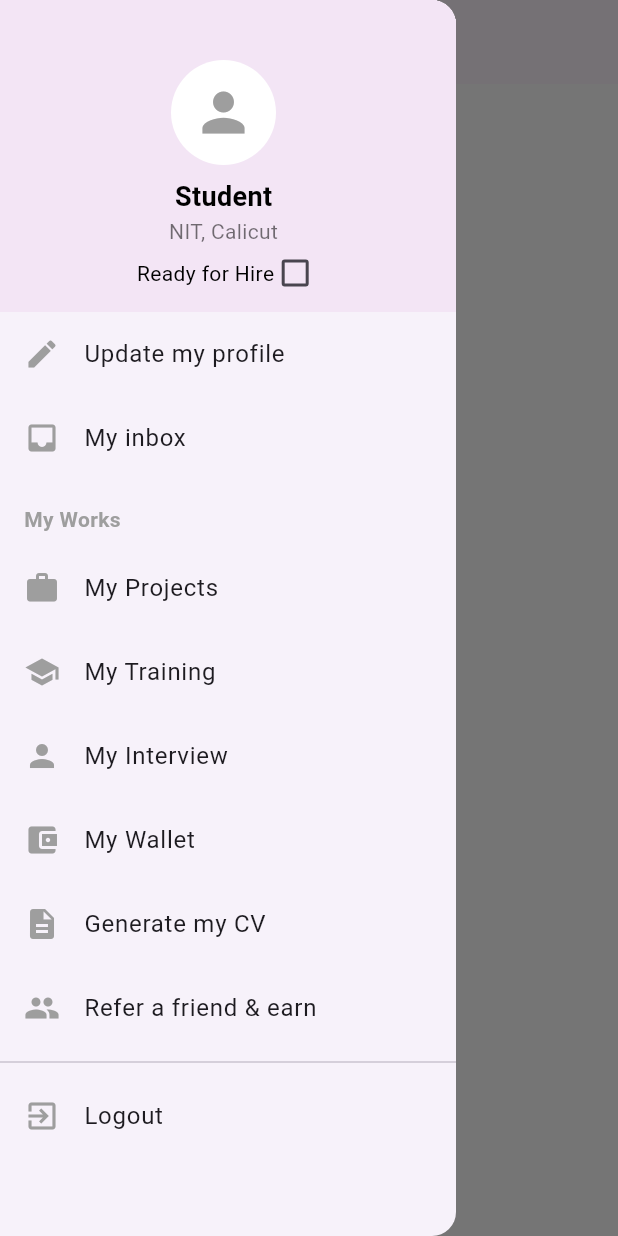
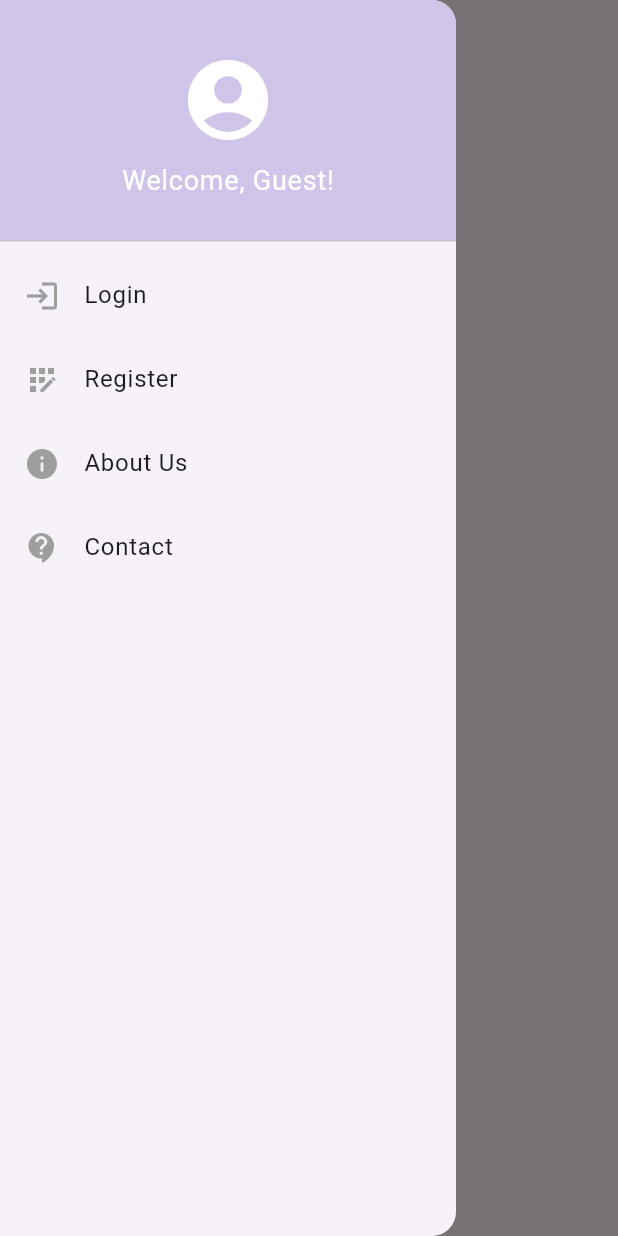
Before and after one commit to fokaz-c/Navigation_Drawer, a Flutter app: the screen it shows after launch, with the side drawer open, on a phone screen of 412 x 824 dp. Run offline on Flutter 3.47's test engine with Material 3 defaults, Android fonts, the phone set to English and light mode, and no system bars; our stand-ins replace cloud_firestore, firebase_core, firebase_storage; accounts and stored records are empty.

Commit message:
added a factory class to build the widgets and a guest navbar also added a UserDataService to manage all the user data we get from the cloud database

```diff
--- /dev/null
+++ b/lib/customWidgets/navbar/Factory/navbar_factory.dart
@@ -0,0 +1,21 @@
+import 'package:flutter/material.dart';
+import '../../../models/User.dart';
+import '../Implementations/studentNavbar.dart';
+import '../Implementations/guestNavbar.dart';
+import '../Interface/navigationDrawer.dart';
+
+class NavigationDrawerFactory {
+  static Future<CustomNavigationDrawer> createNavigationDrawer(User user) {
+    switch (user.role.toLowerCase()) {
+      case 'student':
+        return Future.value(StudentNavbar(
+          userRole: user.role,
+          institution: user.institution,
+          initialReadyForHire: user.readyForHire,
+          profilePicture: user.profilePictureUrl, // Pass the profile picture URL here
+        ));
+      default:
+        return Future.value(GuestNavbar());
+    }
+  }
+}
--- a/lib/customWidgets/navbar/Interface/customNavigationDrawer.dart
+++ b/lib/customWidgets/navbar/Interface/customNavigationDrawer.dart
@@ -1,6 +1,6 @@
 import 'package:flutter/material.dart';
 
-const Color kHeaderBackgroundColor = Color(0xFFF3E5F5);
+const Color kHeaderBackgroundColor = Color(0xFFD1C4E9);
 const Color kIconColor = Colors.grey;
 const Color kTextColor = Colors.black;
 const Color kSubtitleColor = Colors.black54;
--- a/lib/main.dart
+++ b/lib/main.dart
@@ -1,99 +1,78 @@
-import 'package:cloud_firestore/cloud_firestore.dart';
-import 'package:firebase_core/firebase_core.dart';
 import 'package:flutter/material.dart';
 import 'package:flutter_application_1/providers/firebaseProvider.dart';
+import 'package:flutter_application_1/services/UserDataService.dart';
 import 'package:provider/provider.dart';
+import 'customWidgets/navbar/Factory/navbar_factory.dart';
+import 'customWidgets/navbar/Interface/navigationDrawer.dart';
+import 'models/User.dart';
 
-import 'customWidgets/navbar/studentNavbar.dart';
-import 'firebase_options.dart';
-
-void main() {
-  runApp(ChangeNotifierProvider(
-    create: (context) {
-      return FirebaseProvider();
-    },
-    builder: (context, child) {
-      return MyApp();
-    },
-  ));
+void main() async {
+  WidgetsFlutterBinding.ensureInitialized();
+  final firebaseProvider = FirebaseProvider();
+  await firebaseProvider.initialize();
+  runApp(
+    ChangeNotifierProvider.value(
+      value: firebaseProvider,
+      child: MyApp(),
+    ),
+  );
 }
 
 class MyApp extends StatelessWidget {
-
-  Future<void> initFirebase(BuildContext context) async {
-   var firebaseApp =  await Firebase.initializeApp(
-      options: DefaultFirebaseOptions.currentPlatform,
-    );
-   print("Done Initializing firebase\ninitializing firestore");
-   var fs = FirebaseFirestore.instanceFor(app: firebaseApp);
-   var fbp = Provider.of<FirebaseProvider>(context, listen: false);
-   fbp.firebaseApp = firebaseApp;
-   fbp.firebaseFirestore = fs;
-
-   print("Firebase is ready!");
-
-  }
-
   @override
   Widget build(BuildContext context) {
     return MaterialApp(
-      title: 'Nav Drawer Example',
-      theme: ThemeData(
-        primarySwatch: Colors.blue,
-        scaffoldBackgroundColor: Colors.white,
-      ),
-      home: FutureBuilder(
-        future: initFirebase(context),
-        builder: (context, snapshot) {
-          if (snapshot.connectionState == ConnectionState.done) {
-            return HomePage();
-          }
-          return const Text("Loading Firebase");
-        },
-      ),
+      title: 'My App',
+      home: MyHomePage(userId: 'abc1'),
     );
   }
 }
 
-class HomePage extends StatelessWidget {
+//TODO:Profile picture stuff
 
-  static bool isReady = false;
-  final studentNavbar = StudentNavbar(
-      userRole: 'Student',
-      institution: 'NIT, Calicut',
-      initialReadyForHire: false
-  );
+class MyHomePage extends StatelessWidget {
+  final String userId;
+
+  MyHomePage({required this.userId});
 
   @override
   Widget build(BuildContext context) {
-    return Scaffold(
-      appBar: AppBar(
-        title: Text('Home'),
-      ),
-      drawer: studentNavbar.build(context),
-      body: Center(
-        child: Column(children: [
-          TextButton(onPressed: () async {
-            FirebaseProvider fb = Provider.of<FirebaseProvider>(context,listen: false);
-            var fs = fb.firebaseFirestore;
-            if(fs == null) {
-              print("FS is null");
-              return;
-            }
-            var coll = await fs.collection("User").get();
-            print("object");
-            for(var dd in coll.docs){
-              print(dd.id);
-            }
+    final firebaseProvider = Provider.of<FirebaseProvider>(context, listen: false);
 
-            await fs.collection("User").add({
-              "role" : "Student",
-              "institute": "NITA",
-              "readyForHire": isReady
-            });
-          }, child: const Text("Add dummy data")),
-          const Text('Main Content Area')],),
-      ),
+    return FutureBuilder<User>(
+      future: UserDataService.fetchUserData(userId, firebaseProvider),
+      builder: (context, snapshot) {
+        if (snapshot.connectionState == ConnectionState.waiting) {
+          return Scaffold(body: Center(child: CircularProgressIndicator()));
+        } else if (snapshot.hasError) {
+          return Scaffold(body: Center(child: Text('Error: ${snapshot.error}')));
+        } else if (!snapshot.hasData) {
+          return Scaffold(body: Center(child: Text('User data not found')));
+        } else {
+          final user = snapshot.data!;
+          // Call the createNavigationDrawer method with the User object
+          return FutureBuilder<CustomNavigationDrawer>(
+            future: NavigationDrawerFactory.createNavigationDrawer(user),
+            builder: (context, drawerSnapshot) {
+              if (drawerSnapshot.connectionState == ConnectionState.waiting) {
+                return Scaffold(body: Center(child: CircularProgressIndicator()));
+              } else if (drawerSnapshot.hasError) {
+                return Scaffold(body: Center(child: Text('Error: ${drawerSnapshot.error}')));
+              } else {
+                final drawer = drawerSnapshot.data;
+
+                return Scaffold(
+                  appBar: AppBar(title: Text('My App')),
+                  drawer: drawer?.build(context), // Use the drawer.build here
+                  body: Center(
+                    child: Text('Welcome, ${user.role}!'),
+                  ),
+                );
+              }
+            },
+          );
+        }
+      },
     );
   }
 }
--- a/lib/models/User.dart
+++ b/lib/models/User.dart
@@ -1,15 +1,49 @@
-import 'dart:core';
-
-class User{
-  final String role;
-  final String institute;
+class User {
+  final String id;
+  final String role; // Consider changing this to an enum if you have fixed roles
+  final String institution;
   final bool readyForHire;
-  final String? profilePicture;
+  final String? profilePictureUrl;
 
   User({
+    required this.id,
     required this.role,
-    required this.institute,
+    this.institution = '',
     this.readyForHire = false,
-    this.profilePicture
+    this.profilePictureUrl,
   });
+
+  factory User.fromMap(String id, Map<String, dynamic> data) {
+    return User(
+      id: id,
+      role: data['role'] ?? 'guest',
+      institution: data['institution'] ?? '',
+      readyForHire: data['readyForHire'] ?? false,
+      profilePictureUrl: data['profilePictureUrl'],
+    );
+  }
+
+  factory User.guest() {
+    return User(
+      id: '',
+      role: 'guest',
+      institution: '',
+      readyForHire: false,
+      profilePictureUrl: null,
+    );
+  }
+
+  Map<String, dynamic> toMap() {
+    return {
+      'id': id,
+      'role': role,
+      'institution': institution,
+      'readyForHire': readyForHire,
+      'profilePictureUrl': profilePictureUrl,
+    };
+  }
+
+  String get displayProfilePictureUrl {
+    return profilePictureUrl ?? 'assets/default_profile.png'; // Placeholder URL
+  }
 }
--- a/lib/providers/firebaseProvider.dart
+++ b/lib/providers/firebaseProvider.dart
@@ -1,11 +1,19 @@
 import 'package:cloud_firestore/cloud_firestore.dart';
 import 'package:firebase_core/firebase_core.dart';
 import 'package:flutter/foundation.dart';
-import 'package:provider/provider.dart';
+import 'package:firebase_storage/firebase_storage.dart';
 
-class FirebaseProvider extends ChangeNotifier{
+class FirebaseProvider extends ChangeNotifier {
   FirebaseApp? firebaseApp;
   FirebaseFirestore? firebaseFirestore;
+  FirebaseStorage? firebaseStorage;
 
+  Future<void> initialize() async {
+    firebaseApp = await Firebase.initializeApp();
+    firebaseFirestore = FirebaseFirestore.instance;
+    firebaseStorage = FirebaseStorage.instance;
+    notifyListeners();
+  }
 
+  bool get isInitialized => firebaseApp != null && firebaseFirestore != null && firebaseStorage != null;
 }
--- /dev/null
+++ b/lib/services/UserDataService.dart
@@ -0,0 +1,46 @@
+import 'package:cloud_firestore/cloud_firestore.dart';
+import 'package:firebase_storage/firebase_storage.dart';
+import '../models/User.dart';
+import '../providers/firebaseProvider.dart';
+
+class UserDataService {
+  static Future<User> fetchUserData(String? userId, FirebaseProvider firebaseProvider) async {
+    if (userId == null || !firebaseProvider.isInitialized) {
+      return User.guest();
+    }
+
+    try {
+      DocumentSnapshot userDoc = await firebaseProvider.firebaseFirestore!
+          .collection('User') // Ensure the collection name is "User"
+          .doc(userId)
+          .get();
+
+      if (!userDoc.exists) {
+        print('User document does not exist. Returning guest user.'); // Debugging line
+        return User.guest();
+      }
+
+      Map<String, dynamic> userData = userDoc.data() as Map<String, dynamic>;
+
+      // Fetch profile picture URL
+      String? profilePictureUrl = await _getProfilePictureUrl(userId, firebaseProvider);
+
+      userData['profilePictureUrl'] = profilePictureUrl;
+
+      return User.fromMap(userId, userData);
+    } catch (e) {
+      print('Error fetching user data: $e'); // Debugging line
+      return User.guest();
+    }
+  }
+
+  static Future<String?> _getProfilePictureUrl(String userId, FirebaseProvider firebaseProvider) async {
+    try {
+      final ref = firebaseProvider.firebaseStorage!.ref('profile_pictures/$userId.jpg');
+      return await ref.getDownloadURL();
+    } catch (e) {
+      print('Error fetching profile picture: $e'); // Debugging line
+      return null;
+    }
+  }
+}
--- a/pubspec.yaml
+++ b/pubspec.yaml
@@ -37,6 +37,8 @@ dependencies:
   cupertino_icons: ^1.0.8
   provider: ^6.1.2
   cloud_firestore: ^4.17.5
+  firebase_storage: ^11.6.5
+  cached_network_image: ^3.4.1
 
 dev_dependencies:
   flutter_test:
```
Also changed, not shown: lib/customWidgets/navbar/Implementations/guestNavbar.dart (added, +84 -0 lines), lib/customWidgets/navbar/Implementations/studentNavbar.dart (renamed from lib/customWidgets/navbar/studentNavbar.dart, +17 -4 lines), assets/images/default_profile.png (added), pubspec.lock, 3 other files.
